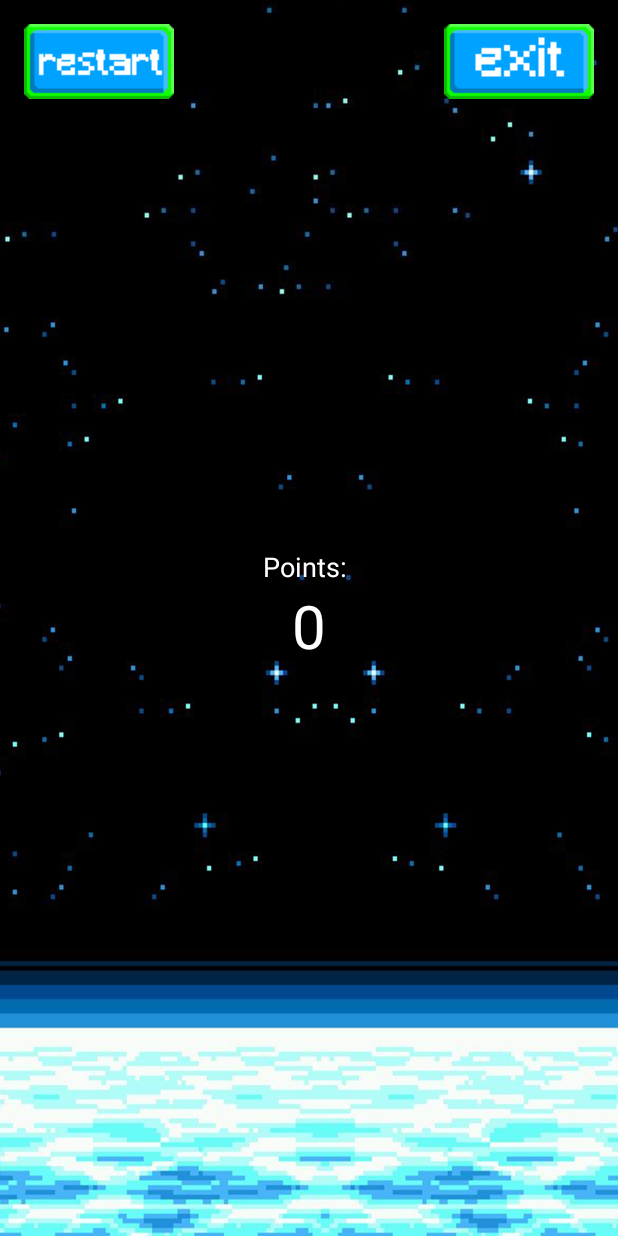
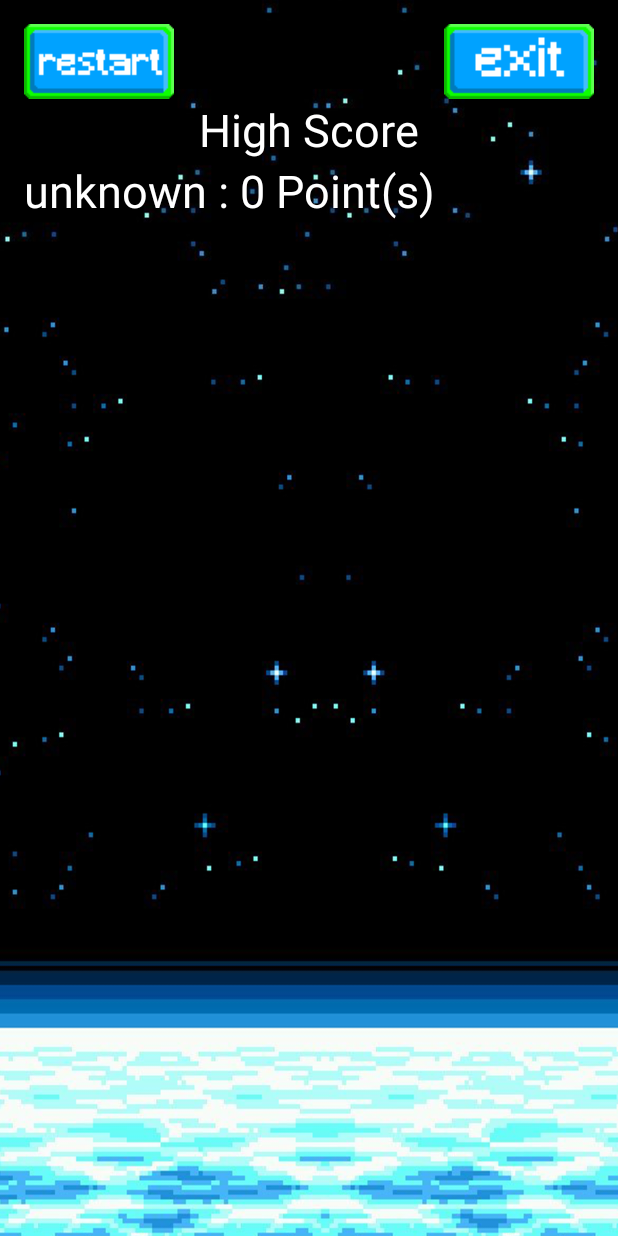
Before and after one commit to Akasunaa/ColorfulSkyEncounters, an Android app: the GameOver screen opened directly, with no data from a screen before it, on a phone screen of 412 x 824 dp. Run offline under Robolectric (Android 15) with nearby library versions, the phone set to English and light mode, and no system bars.

Commit message:
quais final

```diff
--- a/app/src/main/java/com/example/project3/GameOver.java
+++ b/app/src/main/java/com/example/project3/GameOver.java
@@ -2,26 +2,51 @@ package com.example.project3;
 
 import android.content.Intent;
 import android.os.Bundle;
+import android.util.Pair;
 import android.view.View;
-import android.widget.TextView;
+import android.widget.ArrayAdapter;
+import android.widget.ListView;
 
 import androidx.annotation.Nullable;
 import androidx.appcompat.app.AppCompatActivity;
 
-import com.example.project3.R;
+import java.util.Collections;
+import java.util.Comparator;
+import java.util.List;
+
+class SortPair implements Comparator<Pair<String, Integer>>{
+    public int compare(Pair<String, Integer> a, Pair<String, Integer> b){
+        return Integer.parseInt(String.valueOf(b.second)) - Integer.parseInt(String.valueOf(a.second));
+    }
+}
 
 public class GameOver extends AppCompatActivity {
 
     //les points affiche
-    TextView tvPoints;
+    //TextView tvPoints;
+    MyDatabase mydb;
+    List<Pair<String,Integer>> listScore;
 
     @Override
     public void onCreate(@Nullable Bundle savedInstanceState) {
         super.onCreate(savedInstanceState);
         setContentView(R.layout.game_over);
-        int points = getIntent().getExtras().getInt("points");
-        tvPoints = findViewById(R.id.tvPoints);
-        tvPoints.setText("" + points);
+        mydb=new MyDatabase(this.getApplicationContext());
+        listScore=mydb.readData();
+        Collections.sort(listScore,new SortPair());
+
+        //int points = getIntent().getExtras().getInt("points");
+        //tvPoints = findViewById(R.id.tvPoints);
+        //tvPoints.setText("" + points);
+
+        ListView list = (ListView)findViewById(R.id.listView);
+        ArrayAdapter<String> tableau = new ArrayAdapter<String>(list.getContext(), R.layout.text_highscore);
+        int limit = Math.min(listScore.size(),20);
+        for (int i=0; i<limit; i++) {
+            String ligne = listScore.get(i).first + " : " + listScore.get(i).second + " "+ "Point(s)";
+            tableau.add(ligne); }
+        list.setAdapter(tableau);
+
     }
 
     public void restart(View view) {
--- /dev/null
+++ b/app/src/main/java/com/example/project3/MyDatabase.java
@@ -0,0 +1,94 @@
+package com.example.project3;
+
+import android.annotation.SuppressLint;
+import android.content.ContentValues;
+import android.content.Context;
+import android.database.Cursor;
+import android.database.sqlite.SQLiteDatabase;
+import android.database.sqlite.SQLiteOpenHelper;
+import android.util.Log;
+import android.util.Pair;
+
+import java.util.ArrayList;
+import java.util.List;
+
+public class MyDatabase extends SQLiteOpenHelper {
+    private static final int DATABASE_VERSION = 1;
+    //les noms de con bonjour
+    private static final String DATABASE_FILE_NAME = "mydatabase";
+    private static final String DATABASE_TABLE_NAME = "mydatabase";
+    private static final String PKEY = "pkey";
+    private static final String COL1 = "col1";
+    private static final String COL2 = "col2";
+
+    MyDatabase(Context context) {
+        super(context, DATABASE_FILE_NAME, null, DATABASE_VERSION);
+    }
+
+    @Override
+    public void onCreate(SQLiteDatabase db) {
+        String DATABASE_TABLE_CREATE = "CREATE TABLE " + DATABASE_TABLE_NAME + " (" +
+                PKEY + " INTEGER PRIMARY KEY," +
+                COL1 + " PSEUDO," +
+                COL2 + " SCORE" +")";
+        db.execSQL(DATABASE_TABLE_CREATE);
+    }
+
+    @Override
+    public void onUpgrade(SQLiteDatabase db, int oldVersion, int newVersion) {
+
+    }
+
+    public void insertData(String pseudo,int score)
+    {
+        Log.i("JFL"," Insert in database");
+        SQLiteDatabase db = getWritableDatabase();
+        db.beginTransaction();
+        ContentValues values = new ContentValues();
+        values.put(COL1,pseudo);
+        values.put(COL2,score);
+        db.insert(DATABASE_TABLE_NAME,null, values);
+        db.setTransactionSuccessful();
+        db.endTransaction();
+    }
+
+    @SuppressLint("Range")
+    public List<Pair<String,Integer>> readData()
+    {
+        List<Pair<String,Integer>> list = new ArrayList<Pair<String, Integer>>();
+        String select = new String("SELECT * from " + DATABASE_TABLE_NAME);
+        SQLiteDatabase db = getReadableDatabase();
+        Cursor cursor = db.rawQuery(select, null);
+        Log.i("JFL", "Number of entries: " + cursor.getCount());
+        if (cursor.getCount() > 0) {
+            cursor.moveToFirst();
+            do {
+                Log.i("JFL", "Reading: " + cursor.getString((cursor).getColumnIndex(PKEY)) + cursor.getString(cursor.getColumnIndex(COL1))+cursor.getString(cursor.getColumnIndex(COL2)));
+                Pair pair = Pair.create(cursor.getString(cursor.getColumnIndex(COL1)),cursor.getString(cursor.getColumnIndex(COL2)));
+                list.add(pair);
+            } while (cursor.moveToNext());
+        }
+        return list;
+    }
+
+    public boolean update(String id, int score) {
+        SQLiteDatabase db = this.getReadableDatabase();
+        db.execSQL("UPDATE "+DATABASE_TABLE_NAME+" SET col2 = "+"'"+score+"' "+ "WHERE pkey = "+"'"+id+"'");
+        return true;
+    }
+
+    @SuppressLint("Range")
+    public String getId(String pseudo)
+    {
+        String select = new String("SELECT PKEY FROM " + DATABASE_TABLE_NAME + " WHERE COL1 = " + "'" + pseudo+ "'");
+
+        SQLiteDatabase db = getReadableDatabase();
+        Cursor cursor = db.rawQuery(select, null);
+        Log.i("JFL", "Number of entries: " + cursor.getCount());
+        cursor.moveToLast();
+        return cursor.getString((cursor).getColumnIndex(PKEY));
+
+    }
+
+
+}
--- a/app/src/main/res/layout/game_over.xml
+++ b/app/src/main/res/layout/game_over.xml
@@ -31,19 +31,19 @@
         android:gravity="center"
         android:orientation="vertical"
         android:layout_marginBottom="64dp">
+
         <TextView
+            android:id="@+id/tvPoints"
             android:layout_width="wrap_content"
             android:layout_height="wrap_content"
-            android:text="Points: "
+            android:text="High Score"
             android:textColor="#ffffff"
-            android:textSize="18sp" />
-        <TextView
-            android:layout_width="wrap_content"
-            android:layout_height="wrap_content"
-            android:id="@+id/tvPoints"
-            android:text="Points: "
-            android:textColor="#ffffff"
-            android:textSize="40sp" />
+            android:textSize="30sp" />
+
+        <ListView
+            android:id="@+id/listView"
+            android:layout_width="match_parent"
+            android:layout_height="match_parent" />
     </LinearLayout>
 
 </LinearLayout>
--- /dev/null
+++ b/app/src/main/res/layout/text_highscore.xml
@@ -0,0 +1,8 @@
+<?xml version="1.0" encoding="utf-8"?>
+<TextView xmlns:android="http://schemas.android.com/apk/res/android"
+    android:layout_width="fill_parent"
+    android:layout_height="wrap_content"
+    android:id="@+id/textView"
+    android:textColor="#ffffff"
+    android:textSize="30dp"
+    />
```
Also changed, not shown: app/src/main/java/com/example/project3/Game.java (+21 -6 lines), app/src/main/java/com/example/project3/StartUp.java (+22 -1 lines), app/src/main/res/layout/startup.xml (+8 -0 lines), app/src/main/res/values-night/themes.xml (deleted, +0 -16 lines), app/src/main/res/values/colors.xml (deleted, +0 -10 lines), app/src/main/res/values/themes.xml (+0 -13 lines).
